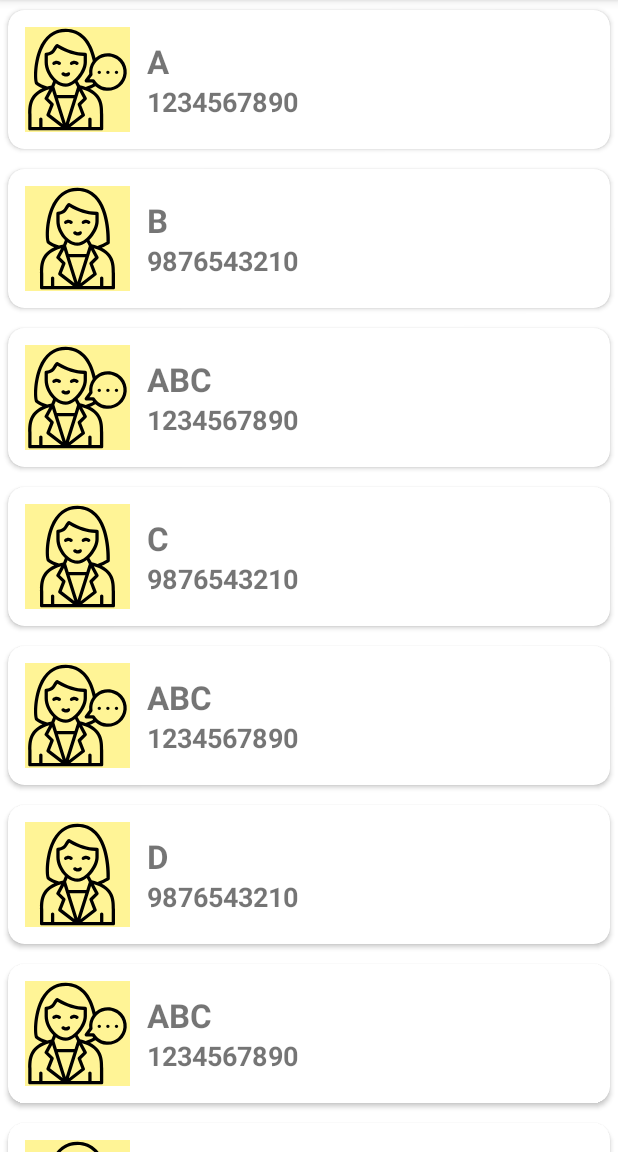
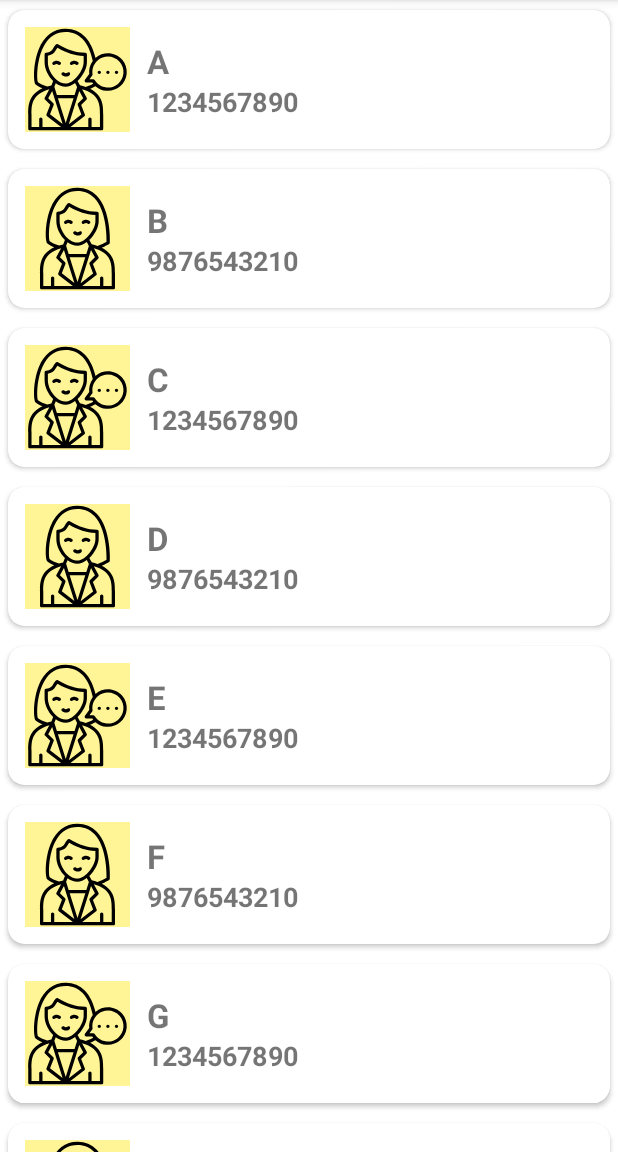
Before and after one commit to varun-sethi48/RecyclerView-demo, an Android app: the screen it shows after launch (MainActivity), on a phone screen of 412 x 824 dp, the part 84-1236 px from its top. Run offline under Robolectric (Android 15) with nearby library versions, the phone set to English and light mode, and no system bars.

Commit message:
This is my 2ND Commit of my Recycler View

```diff
--- a/app/src/main/java/com/example/recyclerview/MainActivity.java
+++ b/app/src/main/java/com/example/recyclerview/MainActivity.java
@@ -25,17 +25,18 @@ ArrayList<ContactModel> arrContacts = new ArrayList<>();
 
         arrContacts.add(new ContactModel(R.drawable.contact_us_svg,"A","1234567890"));
         arrContacts.add(new ContactModel(R.drawable.d,"B","9876543210"));
-        arrContacts.add(new ContactModel(R.drawable.contact_us_svg,"ABC","1234567890"));
-        arrContacts.add(new ContactModel(R.drawable.d,"C","9876543210"));
-        arrContacts.add(new ContactModel(R.drawable.contact_us_svg,"ABC","1234567890"));
+        arrContacts.add(new ContactModel(R.drawable.contact_us_svg,"C","1234567890"));
         arrContacts.add(new ContactModel(R.drawable.d,"D","9876543210"));
-        arrContacts.add(new ContactModel(R.drawable.contact_us_svg,"ABC","1234567890"));
-        arrContacts.add(new ContactModel(R.drawable.d,"E","9876543210"));
-        arrContacts.add(new ContactModel(R.drawable.contact_us_svg,"ABC","1234567890"));
+        arrContacts.add(new ContactModel(R.drawable.contact_us_svg,"E","1234567890"));
         arrContacts.add(new ContactModel(R.drawable.d,"F","9876543210"));
-        arrContacts.add(new ContactModel(R.drawable.contact_us_svg,"ABC","1234567890"));
-        arrContacts.add(new ContactModel(R.drawable.d,"G","9876543210"));
-        arrContacts.add(new ContactModel(R.drawable.contact_us_svg,"ABC","1234567890"));
+        arrContacts.add(new ContactModel(R.drawable.contact_us_svg,"G","1234567890"));
+        arrContacts.add(new ContactModel(R.drawable.d,"H","9876543210"));
+        arrContacts.add(new ContactModel(R.drawable.contact_us_svg,"I","1234567890"));
+        arrContacts.add(new ContactModel(R.drawable.d,"J","9876543210"));
+        arrContacts.add(new ContactModel(R.drawable.contact_us_svg,"K","1234567890"));
+        arrContacts.add(new ContactModel(R.drawable.d,"L","9876543210"));
+        arrContacts.add(new ContactModel(R.drawable.contact_us_svg,"M","1234567890"));
+        arrContacts.add(new ContactModel(R.drawable.d,"N","9876543210"));
 
 
         RecyclerContactAdapter adapter = new RecyclerContactAdapter(this,arrContacts);
```
